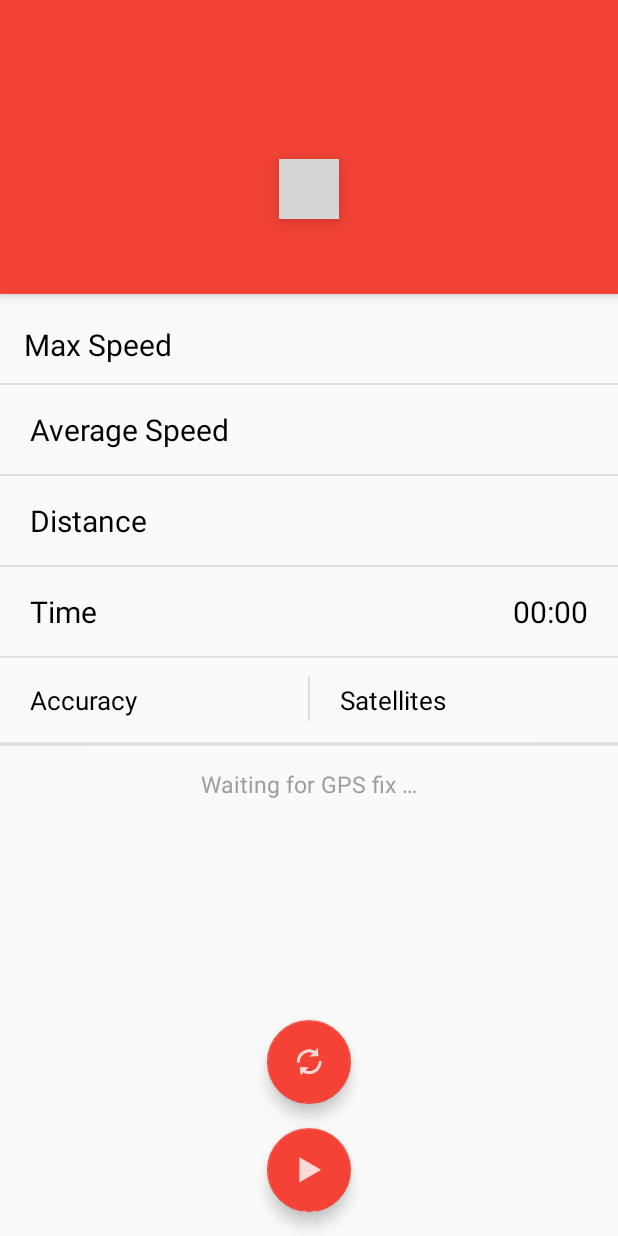
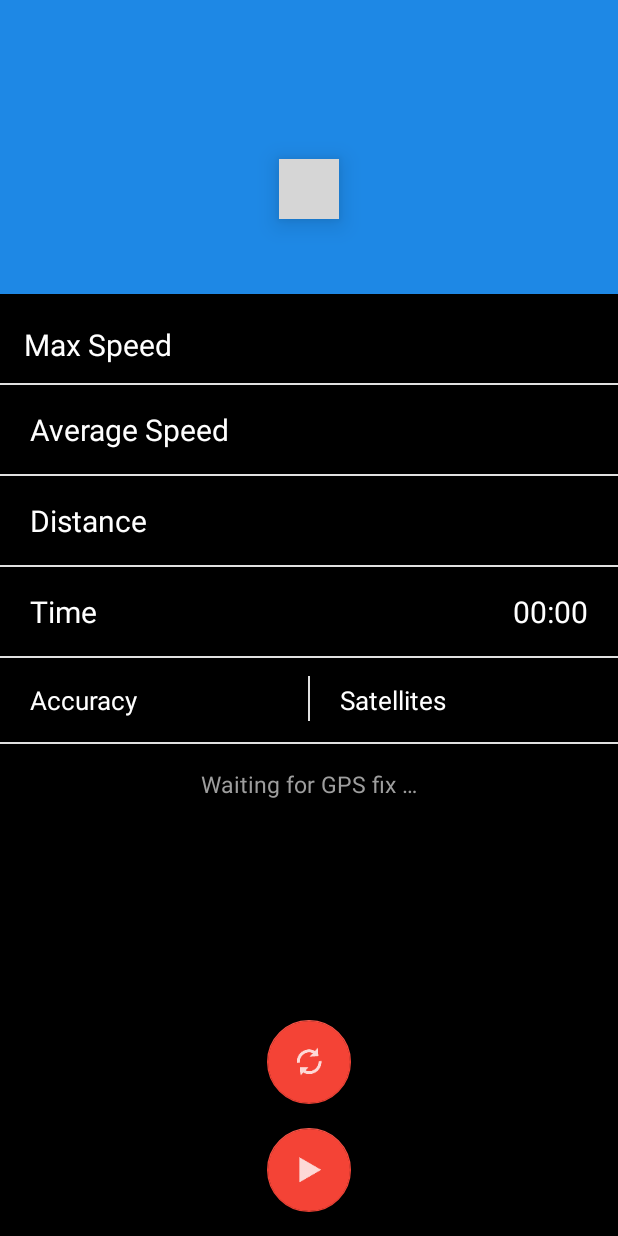
Before and after one commit to reesh95/Traffic_Management_System, an Android app: the layout activity_main.xml on its own in the app's theme, with its tools: preview values and no code run, on a phone screen of 412 x 824 dp. Run offline under Robolectric (Android 15) with nearby library versions, the phone set to English and light mode, and no system bars; plain views replace FloatingActionButton, ProgressBarCircularIndeterminate; grey boxes are pictures that could not be loaded.

Commit message:
sixth commit

```diff
--- a/trafficManagementClient/app/src/main/res/layout/activity_main.xml
+++ b/trafficManagementClient/app/src/main/res/layout/activity_main.xml
@@ -3,7 +3,9 @@
     xmlns:materialdesign="http://schemas.android.com/tools"
     android:layout_width="match_parent"
     android:layout_height="match_parent"
-    android:keepScreenOn="true">
+    android:keepScreenOn="true"
+    android:background="@android:color/black"
+    >
 
     <android.support.v7.widget.Toolbar
         style="@style/ToolBarStyle"
@@ -11,7 +13,7 @@
         xmlns:android="http://schemas.android.com/apk/res/android"
         android:layout_width="match_parent"
         android:layout_height="wrap_content"
-        android:background="?attr/colorPrimary"
+        android:background="@color/blue"
         android:minHeight="@dimen/abc_action_bar_default_height_material"
         android:elevation="5dp">
 
@@ -23,7 +25,7 @@
         android:layout_height="140dp"
         android:layout_below="@+id/toolbar"
         android:layout_gravity="center"
-        android:background="@color/red"
+        android:background="@color/blue"
         android:elevation="5dp">
 
         <com.gc.materialdesign.views.ProgressBarCircularIndeterminate
@@ -86,7 +88,7 @@
         android:layout_width="wrap_content"
         android:layout_height="wrap_content"
         android:textSize="20sp"
-        android:textColor="@android:color/black"
+        android:textColor="@android:color/white"
         android:layout_below="@id/toolbarSpeed"
         android:layout_marginTop="20dp"
         android:layout_alignParentLeft="true"
@@ -100,7 +102,7 @@
         android:layout_width="wrap_content"
         android:layout_height="wrap_content"
         android:textSize="20sp"
-        android:textColor="@android:color/black"
+        android:textColor="@android:color/white"
         android:layout_below="@id/toolbarSpeed"
         android:layout_alignParentRight="true"
         android:layout_alignParentEnd="true"
@@ -124,7 +126,7 @@
         android:layout_width="wrap_content"
         android:layout_height="wrap_content"
         android:textSize="20sp"
-        android:textColor="@android:color/black"
+        android:textColor="@android:color/white"
         android:layout_below="@id/separator1"
         android:layout_marginTop="16dp"
         android:layout_alignParentLeft="true"
@@ -138,7 +140,7 @@
         android:layout_width="wrap_content"
         android:layout_height="wrap_content"
         android:textSize="20sp"
-        android:textColor="@android:color/black"
+        android:textColor="@android:color/white"
         android:layout_below="@id/separator1"
         android:layout_alignParentRight="true"
         android:layout_alignParentEnd="true"
@@ -162,7 +164,7 @@
         android:layout_width="wrap_content"
         android:layout_height="wrap_content"
         android:textSize="20sp"
-        android:textColor="@android:color/black"
+        android:textColor="@android:color/white"
         android:layout_below="@id/separator2"
         android:layout_marginTop="16dp"
         android:layout_alignParentLeft="true"
@@ -176,7 +178,7 @@
         android:layout_width="wrap_content"
         android:layout_height="wrap_content"
         android:textSize="20sp"
-        android:textColor="@android:color/black"
+        android:textColor="@android:color/white"
         android:layout_below="@id/separator2"
         android:layout_alignParentRight="true"
         android:layout_alignParentEnd="true"
@@ -200,7 +202,7 @@
         android:layout_width="wrap_content"
         android:layout_height="wrap_content"
         android:textSize="20sp"
-        android:textColor="@android:color/black"
+        android:textColor="@android:color/white"
         android:layout_below="@id/separator3"
         android:layout_marginTop="16dp"
         android:layout_alignParentLeft="true"
@@ -214,7 +216,7 @@
         android:layout_width="wrap_content"
         android:layout_height="wrap_content"
         android:textSize="20sp"
-        android:textColor="@android:color/black"
+        android:textColor="@android:color/white"
         android:layout_below="@id/separator3"
         android:layout_alignParentRight="true"
         android:layout_alignParentEnd="true"
@@ -238,7 +240,7 @@
         android:layout_width="wrap_content"
         android:layout_height="wrap_content"
         android:textSize="17sp"
-        android:textColor="@android:color/black"
+        android:textColor="@android:color/white"
         android:layout_below="@id/separator4"
         android:layout_marginTop="16dp"
         android:layout_alignParentLeft="true"
@@ -252,7 +254,7 @@
         android:layout_width="wrap_content"
         android:layout_height="wrap_content"
         android:textSize="17sp"
-        android:textColor="@android:color/black"
+        android:textColor="@android:color/white"
         android:layout_alignTop="@+id/titleAccuracy"
         android:layout_marginRight="20dp"
         android:layout_marginEnd="20dp"
@@ -274,7 +276,7 @@
         android:layout_width="wrap_content"
         android:layout_height="wrap_content"
         android:textSize="17sp"
-        android:textColor="@android:color/black"
+        android:textColor="@android:color/white"
         android:layout_below="@id/separator4"
         android:layout_toRightOf="@id/separator5"
         android:layout_marginTop="16dp"
@@ -287,7 +289,7 @@
         android:layout_width="wrap_content"
         android:layout_height="wrap_content"
         android:textSize="17sp"
-        android:textColor="@android:color/black"
+        android:textColor="@android:color/white"
         android:layout_alignTop="@+id/titleSatellite"
         android:layout_alignParentRight="true"
         android:layout_alignParentEnd="true"
--- a/trafficManagementClient/app/src/main/res/layout/activity_settings.xml
+++ b/trafficManagementClient/app/src/main/res/layout/activity_settings.xml
@@ -4,7 +4,9 @@
     xmlns:android="http://schemas.android.com/apk/res/android"
     android:orientation="vertical"
     android:layout_width="match_parent"
-    android:layout_height="match_parent">
+    android:layout_height="match_parent"
+    android:background="@android:color/black"
+    >
 
     <android.support.v7.widget.Toolbar
         style="@style/ToolBarStyle"
@@ -12,7 +14,7 @@
         xmlns:android="http://schemas.android.com/apk/res/android"
         android:layout_width="match_parent"
         android:layout_height="wrap_content"
-        android:background="?attr/colorPrimary"
+        android:background="@color/blue"
         android:minHeight="@dimen/abc_action_bar_default_height_material"
         android:elevation="5dp">
 
@@ -22,6 +24,7 @@
         android:id="@+id/content_frame"
         android:layout_below="@+id/settingstoolbar"
         android:layout_width="match_parent"
-        android:layout_height="wrap_content" />
+        android:layout_height="wrap_content"
+        />
 
 </RelativeLayout>
--- a/trafficManagementClient/app/src/main/res/values/styles.xml
+++ b/trafficManagementClient/app/src/main/res/values/styles.xml
@@ -4,8 +4,9 @@
     <style name="AppTheme" parent="Theme.AppCompat.Light.NoActionBar">
         <!-- Customize your theme here. -->
         <item name="colorPrimary">@color/red</item>
-        <item name="colorPrimaryDark">@color/red_dark</item>
+        <item name="colorPrimaryDark">@color/blue_dark</item>
         <item name="colorAccent">@color/red</item>
+        <item name="android:textColorPrimary">@color/white</item>
     </style>
 
 
--- a/trafficManagementClient/app/src/main/res/xml/pref_general.xml
+++ b/trafficManagementClient/app/src/main/res/xml/pref_general.xml
@@ -1,29 +1,34 @@
 <?xml version="1.0" encoding="utf-8"?>
 <PreferenceScreen xmlns:android="http://schemas.android.com/apk/res/android">
     <PreferenceCategory
-        android:title="@string/settings">
+        android:title="@string/settings"
+        >
 
     <SwitchPreference
         android:key="auto_average"
         android:title="@string/pref_auto_average"
         android:summary="@string/pref_auto_average_summary"
+        android:textColor="@color/white"
         />
 
     <SwitchPreference
         android:key="miles_per_hour"
         android:title="@string/pref_miles_per_hour"
         android:summary="@string/pref_miles_per_hour_summary"
+        android:textColor="@color/white"
     />
 
     </PreferenceCategory>
 
     <PreferenceCategory
-        android:title="@string/app_info">
+        android:title="@string/app_info"
+        >
 
         <Preference
             android:key="license"
             android:title="@string/license"
-            android:summary="@string/license_type">
+            android:summary="@string/license_type"
+            >
         </Preference>
 
         <Preference
```
Also changed, not shown: 2 other files.
